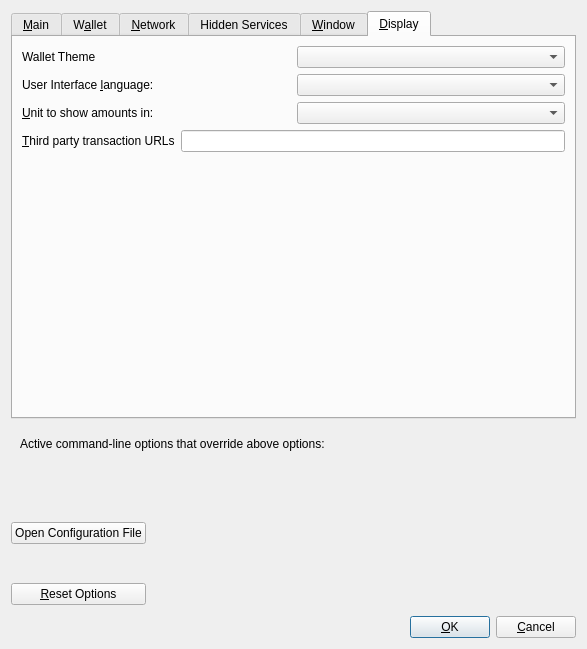
Above: src/qt/forms/optionsdialog.ui from PirateNetwork/pirate before the change. Below: the same form after it.
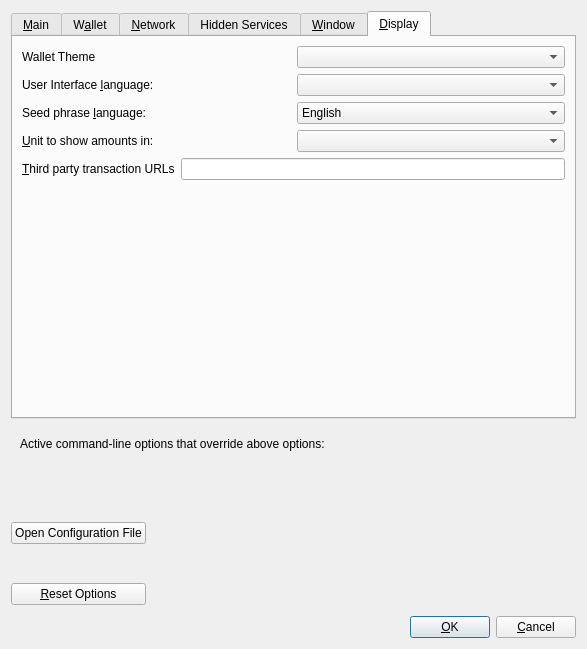
That is the form after the change. The open tabs and pages were chosen to show the change. Custom widgets are drawn as their Qt base class.

Commit message: Update Bip39 Language options

The edit to the form file:
```diff
--- a/src/qt/forms/optionsdialog.ui
+++ b/src/qt/forms/optionsdialog.ui
@@ -1146,6 +1146,38 @@
          </item>
         </layout>
        </item>
+       <item>
+        <layout class="QHBoxLayout" name="horizontalLayout_seedLang">
+         <item>
+          <widget class="QLabel" name="seedLangLabel">
+           <property name="text">
+            <string>Seed phrase &amp;language:</string>
+           </property>
+           <property name="textFormat">
+            <enum>Qt::PlainText</enum>
+           </property>
+           <property name="buddy">
+            <cstring>cmbSeedPhraseLanguage</cstring>
+           </property>
+          </widget>
+         </item>
+         <item>
+          <widget class="QComboBox" name="cmbSeedPhraseLanguage">
+           <property name="toolTip">
+            <string>The BIP-39 word list language used to display and restore your seed phrase.</string>
+           </property>
+           <item><property name="text"><string notr="true">English</string></property></item>
+           <item><property name="text"><string notr="true">中文(简体)</string></property></item>
+           <item><property name="text"><string notr="true">中文(繁體)</string></property></item>
+           <item><property name="text"><string notr="true">Français</string></property></item>
+           <item><property name="text"><string notr="true">Italiano</string></property></item>
+           <item><property name="text"><string notr="true">日本語</string></property></item>
+           <item><property name="text"><string notr="true">한국어</string></property></item>
+           <item><property name="text"><string notr="true">Español</string></property></item>
+          </widget>
+         </item>
+        </layout>
+       </item>
        <item>
         <layout class="QHBoxLayout" name="horizontalLayout_2_Display">
          <item>
```
Left out of the diff: 2 changed lines with no effect on the pictures. The commit also changes 13 other files.
